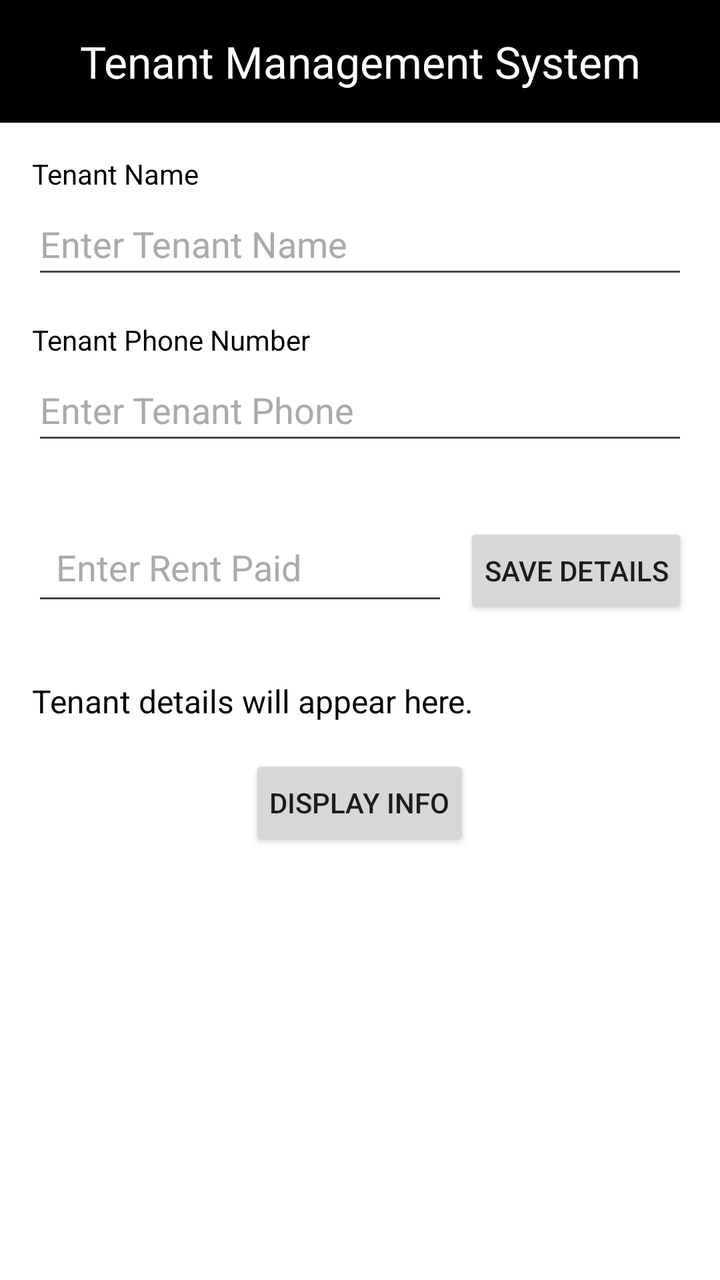
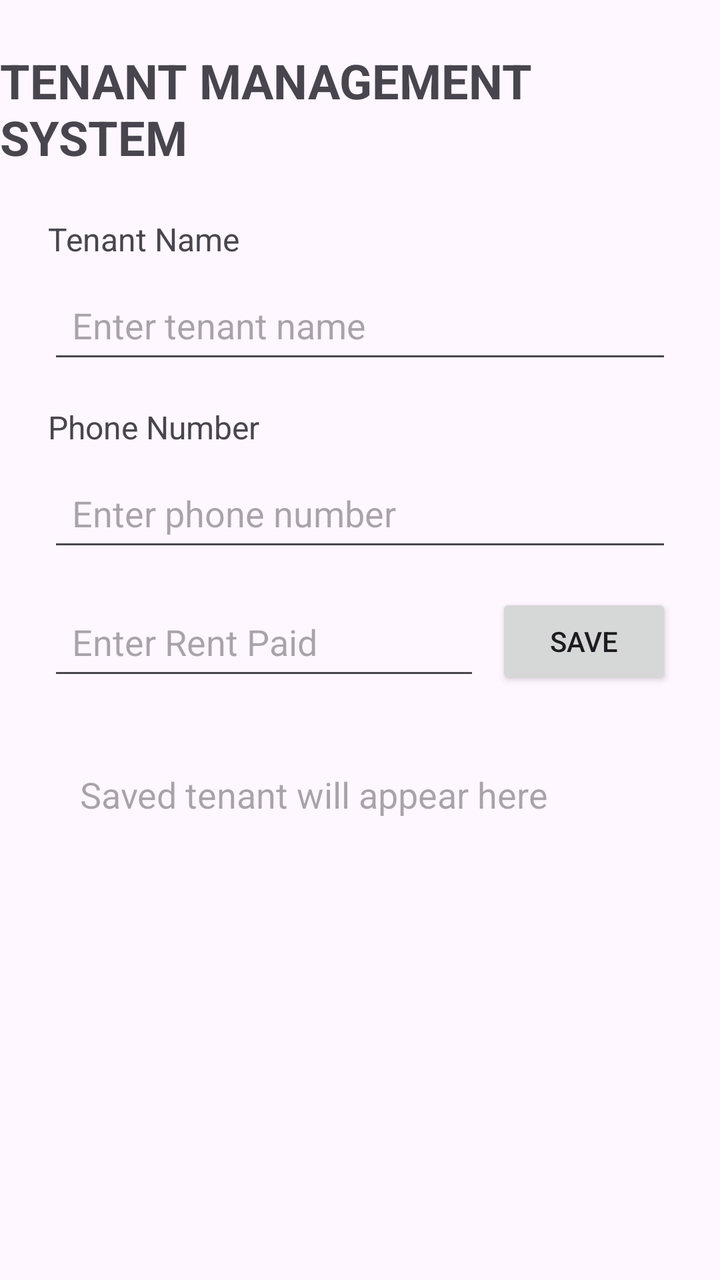

Screens rendered from an Android XML layout before and after an edit, with the pre-edit source and the edit as a unified diff.
<!-- AndroidManifest.xml: application theme Theme.TenantManagementSystem -->
<!-- res/layout/activity_main.xml -->
<?xml version="1.0" encoding="utf-8"?>
<LinearLayout xmlns:android="http://schemas.android.com/apk/res/android"
    android:id="@+id/main"
    android:layout_width="match_parent"
    android:layout_height="match_parent"
    android:background="@android:color/white"
    android:orientation="vertical">

    
    <TextView
        android:id="@+id/textViewHeader"
        android:layout_width="match_parent"
        android:layout_height="wrap_content"
        android:background="@android:color/black"
        android:gravity="center"
        android:padding="16dp"
        android:text="Tenant Management System"
        android:textColor="@android:color/white"
        android:textSize="22sp" />

    
    <LinearLayout
        android:layout_width="match_parent"
        android:layout_height="wrap_content"
        android:orientation="vertical"
        android:padding="16dp">

        
        <TextView
            android:layout_width="match_parent"
            android:layout_height="wrap_content"
            android:text="Tenant Name"
            android:textColor="@android:color/black"
            android:textSize="14sp" />

        
        <EditText
            android:id="@+id/EditTenantName"
            android:layout_width="match_parent"
            android:layout_height="wrap_content"
            android:hint="Enter Tenant Name"
            android:inputType="textPersonName"
            android:minHeight="48dp"
            android:textColor="@android:color/black"
            android:textColorHint="@android:color/darker_gray" />

        
        <TextView
            android:layout_width="match_parent"
            android:layout_height="wrap_content"
            android:layout_marginTop="16dp"
            android:text="Tenant Phone Number"
            android:textColor="@android:color/black"
            android:textSize="14sp" />

        
        <EditText
            android:id="@+id/EditPhoneNo"
            android:layout_width="match_parent"
            android:layout_height="wrap_content"
            android:hint="Enter Tenant Phone"
            android:inputType="phone"
            android:minHeight="48dp"
            android:textColor="@android:color/black"
            android:textColorHint="@android:color/darker_gray" />

    </LinearLayout>

    
    <LinearLayout
        android:layout_width="match_parent"
        android:layout_height="wrap_content"
        android:orientation="horizontal"
        android:padding="16dp">

        
        <EditText
            android:id="@+id/EditRentPaid"
            android:layout_width="0dp"
            android:layout_height="wrap_content"
            android:layout_weight="1"
            android:hint="Enter Rent Paid"
            android:inputType="number"
            android:minHeight="48dp"
            android:padding="12dp"
            android:textColor="@android:color/black"
            android:textColorHint="@android:color/darker_gray" />

        
        <Button
            android:id="@+id/btnSaveDetails"
            android:layout_width="wrap_content"
            android:layout_height="wrap_content"
            android:layout_marginStart="8dp"
            android:padding="10dp"
            android:text="Save Details" />

    </LinearLayout>

    
    <TextView
        android:id="@+id/textViewDisplay"
        android:layout_width="match_parent"
        android:layout_height="wrap_content"
        android:padding="16dp"
        android:text="Tenant details will appear here."
        android:textColor="@android:color/black"
        android:textSize="16sp" />

    
    <Button
        android:id="@+id/ButtonDisplayInfo"
        android:layout_width="wrap_content"
        android:layout_height="wrap_content"
        android:layout_gravity="center_horizontal"
        android:padding="10dp"
        android:text="Display Info" />

</LinearLayout>
<!-- resources referenced by this layout -->
<resources>
  <style name="Theme.TenantManagementSystem" parent="Base.Theme.TenantManagementSystem" />
  <style name="Base.Theme.TenantManagementSystem" parent="Theme.Material3.DayNight.NoActionBar">
          
          
      </style>
</resources>

<!-- the commit's change to res/layout/activity_main.xml (unified diff, before → after) -->
@@ -1,119 +1,119 @@
 <?xml version="1.0" encoding="utf-8"?>
-<LinearLayout xmlns:android="http://schemas.android.com/apk/res/android"
-    android:id="@+id/main"
-    android:layout_width="match_parent"
-    android:layout_height="match_parent"
-    android:background="@android:color/white"
-    android:orientation="vertical">
+<layout xmlns:android="http://schemas.android.com/apk/res/android"
+    xmlns:app="http://schemas.android.com/apk/res-auto"
+    xmlns:tools="http://schemas.android.com/tools">
 
-    
-    <TextView
-        android:id="@+id/textViewHeader"
+    <data>
+        <variable
+            name="tenant"
+            type="com.example.tenantmanagementsystem.Tenant" />
+
+    </data>
+
+    <androidx.constraintlayout.widget.ConstraintLayout
         android:layout_width="match_parent"
-        android:layout_height="wrap_content"
-        android:background="@android:color/black"
-        android:gravity="center"
-        android:padding="16dp"
-        android:text="Tenant Management System"
-        android:textColor="@android:color/white"
-        android:textSize="22sp" />
+        android:layout_height="match_parent"
+        tools:ignore="ExtraText">
 
-    
-    <LinearLayout
-        android:layout_width="match_parent"
-        android:layout_height="wrap_content"
-        android:orientation="vertical"
-        android:padding="16dp">
+        <TextView
+            android:id="@+id/titleTextView"
+            android:layout_width="wrap_content"
+            android:layout_height="wrap_content"
+            android:text="TENANT MANAGEMENT SYSTEM"
+            android:textSize="24sp"
+            android:textStyle="bold"
+            android:layout_marginTop="24dp"
+            app:layout_constraintTop_toTopOf="parent"
+            app:layout_constraintStart_toStartOf="parent"
+            app:layout_constraintEnd_toEndOf="parent" />
 
-        
         <TextView
-            android:layout_width="match_parent"
+            android:id="@+id/tenantNameLabel"
+            android:layout_width="wrap_content"
             android:layout_height="wrap_content"
             android:text="Tenant Name"
-            android:textColor="@android:color/black"
-            android:textSize="14sp" />
+            android:textSize="16sp"
+            android:layout_marginTop="24dp"
+            android:layout_marginStart="24dp"
+            app:layout_constraintTop_toBottomOf="@id/titleTextView"
+            app:layout_constraintStart_toStartOf="parent" />
 
-        
         <EditText
-            android:id="@+id/EditTenantName"
-            android:layout_width="match_parent"
+            android:id="@+id/tenantNameEditText"
+            android:layout_width="0dp"
             android:layout_height="wrap_content"
-            android:hint="Enter Tenant Name"
-            android:inputType="textPersonName"
+            android:hint="Enter tenant name"
             android:minHeight="48dp"
-            android:textColor="@android:color/black"
-            android:textColorHint="@android:color/darker_gray" />
+            android:padding="12dp"
+            android:layout_marginTop="8dp"
 
-        
+            android:layout_marginStart="24dp"
+            android:layout_marginEnd="24dp"
+            app:layout_constraintTop_toBottomOf="@id/tenantNameLabel"
+            app:layout_constraintStart_toStartOf="parent"
+            app:layout_constraintEnd_toEndOf="parent" />
+
         <TextView
-            android:layout_width="match_parent"
+            android:id="@+id/phoneLabel"
+            android:layout_width="wrap_content"
             android:layout_height="wrap_content"
+            android:text="Phone Number"
+            android:textSize="16sp"
             android:layout_marginTop="16dp"
-            android:text="Tenant Phone Number"
-            android:textColor="@android:color/black"
-            android:textSize="14sp" />
+            android:layout_marginStart="24dp"
+            app:layout_constraintTop_toBottomOf="@id/tenantNameEditText"
+            app:layout_constraintStart_toStartOf="parent" />
 
-        
         <EditText
-            android:id="@+id/EditPhoneNo"
-            android:layout_width="match_parent"
+            android:id="@+id/phoneEditText"
+            android:layout_width="0dp"
             android:layout_height="wrap_content"
-            android:hint="Enter Tenant Phone"
+            android:hint="Enter phone number"
             android:inputType="phone"
             android:minHeight="48dp"
-            android:textColor="@android:color/black"
-            android:textColorHint="@android:color/darker_gray" />
+            android:padding="12dp"
+            android:layout_marginTop="8dp"
+            android:layout_marginStart="24dp"
+            android:layout_marginEnd="24dp"
+            app:layout_constraintTop_toBottomOf="@id/phoneLabel"
+            app:layout_constraintStart_toStartOf="parent"
+            app:layout_constraintEnd_toEndOf="parent" />
 
-    </LinearLayout>
-
-    
-    <LinearLayout
-        android:layout_width="match_parent"
-        android:layout_height="wrap_content"
-        android:orientation="horizontal"
-        android:padding="16dp">
-
-        
         <EditText
-            android:id="@+id/EditRentPaid"
+            android:id="@+id/rentEditText"
             android:layout_width="0dp"
             android:layout_height="wrap_content"
-            android:layout_weight="1"
             android:hint="Enter Rent Paid"
-            android:inputType="number"
+            android:inputType="numberDecimal"
             android:minHeight="48dp"
             android:padding="12dp"
-            android:textColor="@android:color/black"
-            android:textColorHint="@android:color/darker_gray" />
+            android:layout_marginStart="24dp"
+            android:layout_marginTop="16dp"
+            android:layout_marginEnd="8dp"
+            app:layout_constraintTop_toBottomOf="@id/phoneEditText"
+            app:layout_constraintStart_toStartOf="parent"
+            app:layout_constraintEnd_toStartOf="@id/saveButton" />
 
-        
         <Button
-            android:id="@+id/btnSaveDetails"
+            android:id="@+id/saveButton"
             android:layout_width="wrap_content"
             android:layout_height="wrap_content"
-            android:layout_marginStart="8dp"
-            android:padding="10dp"
-            android:text="Save Details" />
+            android:text="SAVE"
+            android:layout_marginEnd="24dp"
+            app:layout_constraintTop_toTopOf="@id/rentEditText"
+            app:layout_constraintEnd_toEndOf="parent" />
 
-    </LinearLayout>
-
-    
-    <TextView
-        android:id="@+id/textViewDisplay"
-        android:layout_width="match_parent"
-        android:layout_height="wrap_content"
-        android:padding="16dp"
-        android:text="Tenant details will appear here."
-        android:textColor="@android:color/black"
-        android:textSize="16sp" />
-
-    
-    <Button
-        android:id="@+id/ButtonDisplayInfo"
-        android:layout_width="wrap_content"
-        android:layout_height="wrap_content"
-        android:layout_gravity="center_horizontal"
-        android:padding="10dp"
-        android:text="Display Info" />
-
-</LinearLayout>
+        <TextView
+            android:id="@+id/tenantResultTextView"
+            android:layout_width="0dp"
+            android:layout_height="wrap_content"
+            android:text="@{tenant.summary()}"
+            android:hint="Saved tenant will appear here"
+            android:textSize="18sp"
+            android:padding="16dp"
+            android:layout_margin="24dp"
+            app:layout_constraintTop_toBottomOf="@id/rentEditText"
+            app:layout_constraintStart_toStartOf="parent"
+            app:layout_constraintEnd_toEndOf="parent" />
+    </androidx.constraintlayout.widget.ConstraintLayout>
+</layout>
